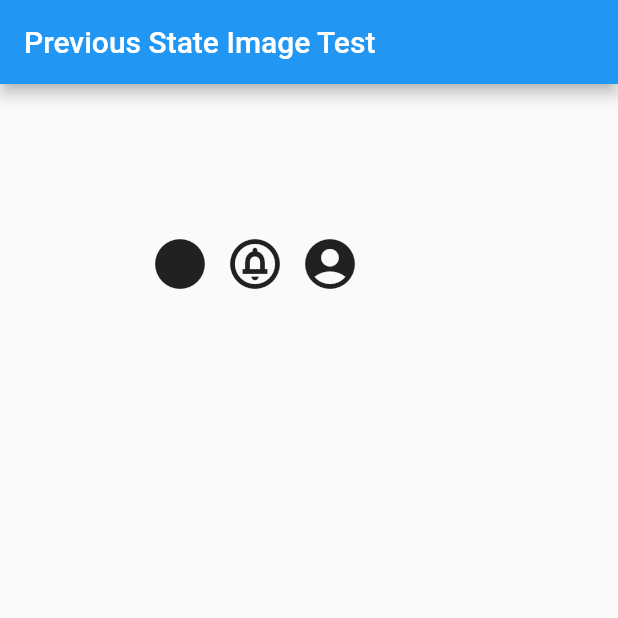
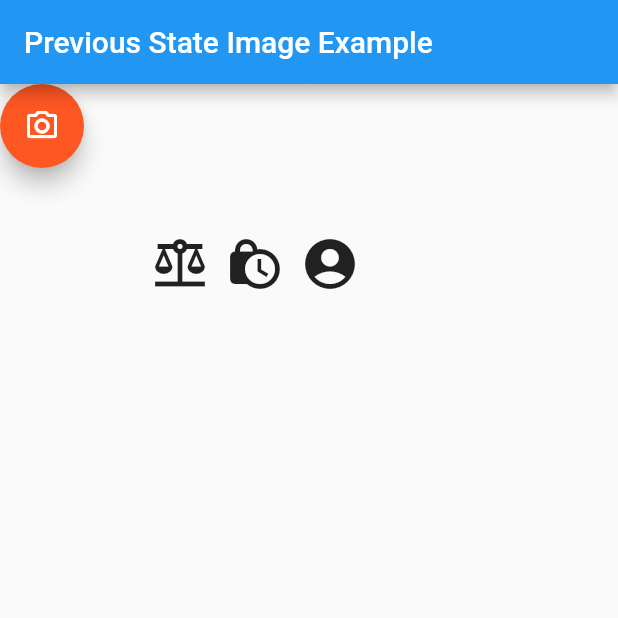
Before and after one commit to kaminami/flutter_by_example, a Flutter app: the screen it shows after launch, on a phone screen of 412 x 824 dp, the top half of it. Run offline on Flutter 3.47's test engine with Material 2 defaults, Android fonts, the phone set to English and light mode, and no system bars.

Commit message:
ひととおり実装。

```diff
--- a/privious_state_image_example/lib/main.dart
+++ b/privious_state_image_example/lib/main.dart
@@ -1,4 +1,5 @@
 import 'package:flutter/material.dart';
+import 'package:flutter/rendering.dart';
 
 void main() {
   runApp(const MyApp());
@@ -10,11 +11,11 @@ class MyApp extends StatelessWidget {
   @override
   Widget build(BuildContext context) {
     return MaterialApp(
-      title: 'Previous State Image Test App',
+      title: 'Previous State Image Example App',
       theme: ThemeData(
         primarySwatch: Colors.blue,
       ),
-      home: const MyHomePage(title: 'Previous State Image Test'),
+      home: const MyHomePage(title: 'Previous State Image Example'),
     );
   }
 }
@@ -29,14 +30,63 @@ class MyHomePage extends StatefulWidget {
 }
 
 class _MyHomePageState extends State<MyHomePage> {
+  Widget backgroundImage = Image.asset('assets/images/blank.png'); // RawImageと差し替えるので、Widgetクラスで受ける
+
+  final GlobalKey canvasBoundaryKey = GlobalKey();
+  late Widget canvasBoundary;
+
+  @override
+  void initState() {
+    super.initState();
+
+    canvasBoundary = RepaintBoundary(
+      key: canvasBoundaryKey,
+      child: _Canvas(),
+    );
+  }
+
   @override
   Widget build(BuildContext context) {
     return Scaffold(
       appBar: AppBar(
         title: Text(widget.title),
       ),
-      body: _Canvas(),
+      body: Stack(
+        children: [
+          Container(
+            width: double.infinity,
+            height: double.infinity,
+            alignment: Alignment.topCenter,
+            // color: Colors.lightGreen,
+            child: Opacity(
+              opacity: 0.3,
+              child: backgroundImage,
+            ),
+          ),
+          Container(
+            width: double.infinity,
+            height: double.infinity,
+            color: Colors.transparent,
+            child: canvasBoundary,
+          ),
+          FloatingActionButton(
+              backgroundColor: Colors.deepOrange,
+              child: const Icon(Icons.camera_alt_outlined),
+              onPressed: () {
+                setState(() {
+                  updateCanvasBackground();
+                });
+              }),
+        ],
+      ),
     );
+  }
+
+  void updateCanvasBackground() {
+    RenderRepaintBoundary boundary = canvasBoundaryKey.currentContext!.findRenderObject() as RenderRepaintBoundary;
+    final snapshot = boundary.toImageSync();
+
+    backgroundImage = RawImage(image: snapshot);
   }
 }
 
@@ -45,9 +95,9 @@ class _Canvas extends StatelessWidget {
   Widget build(BuildContext context) {
     return Stack(
       children: const [
-        _DraggableObject(initialPosition: Offset(100, 100), iconData: Icons.circle),
-        _DraggableObject(initialPosition: Offset(150, 100), iconData: Icons.circle_notifications_outlined),
-        _DraggableObject(initialPosition: Offset(200, 100), iconData: Icons.account_circle),
+        _DraggableObject(name: 'Account', initialPosition: Offset(200, 100), iconData: Icons.account_circle),
+        _DraggableObject(name: 'Balance', initialPosition: Offset(100, 100), iconData: Icons.balance),
+        _DraggableObject(name: 'Clock', initialPosition: Offset(150, 100), iconData: Icons.lock_clock),
       ],
     );
   }
@@ -56,8 +106,9 @@ class _Canvas extends StatelessWidget {
 class _DraggableObject extends StatefulWidget {
   final Offset initialPosition;
   final IconData iconData;
+  final String name;
 
-  const _DraggableObject({required this.initialPosition, required this.iconData});
+  const _DraggableObject({required this.initialPosition, required this.iconData, required this.name});
 
   @override
   State<_DraggableObject> createState() => _DraggableObjectState();
```
Also changed, not shown: privious_state_image_example/pubspec.yaml (+3 -66 lines), privious_state_image_example/assets/images/blank.png (added), 2 other files.
